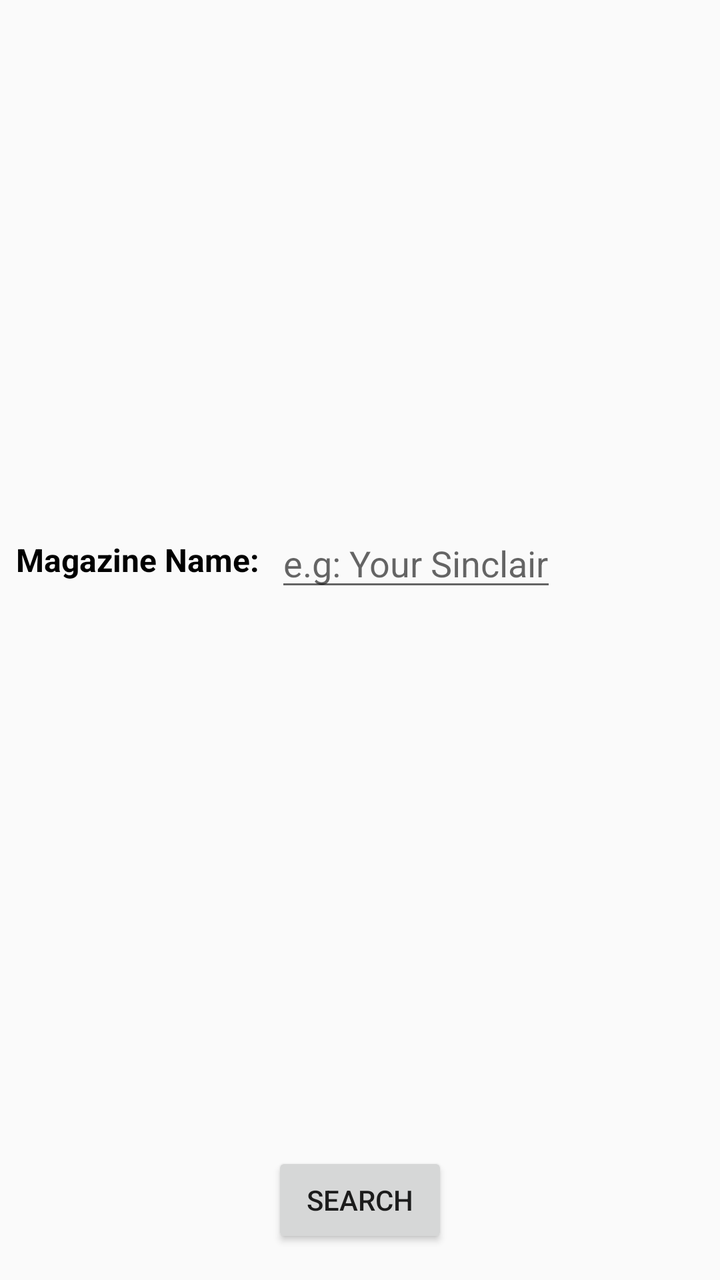
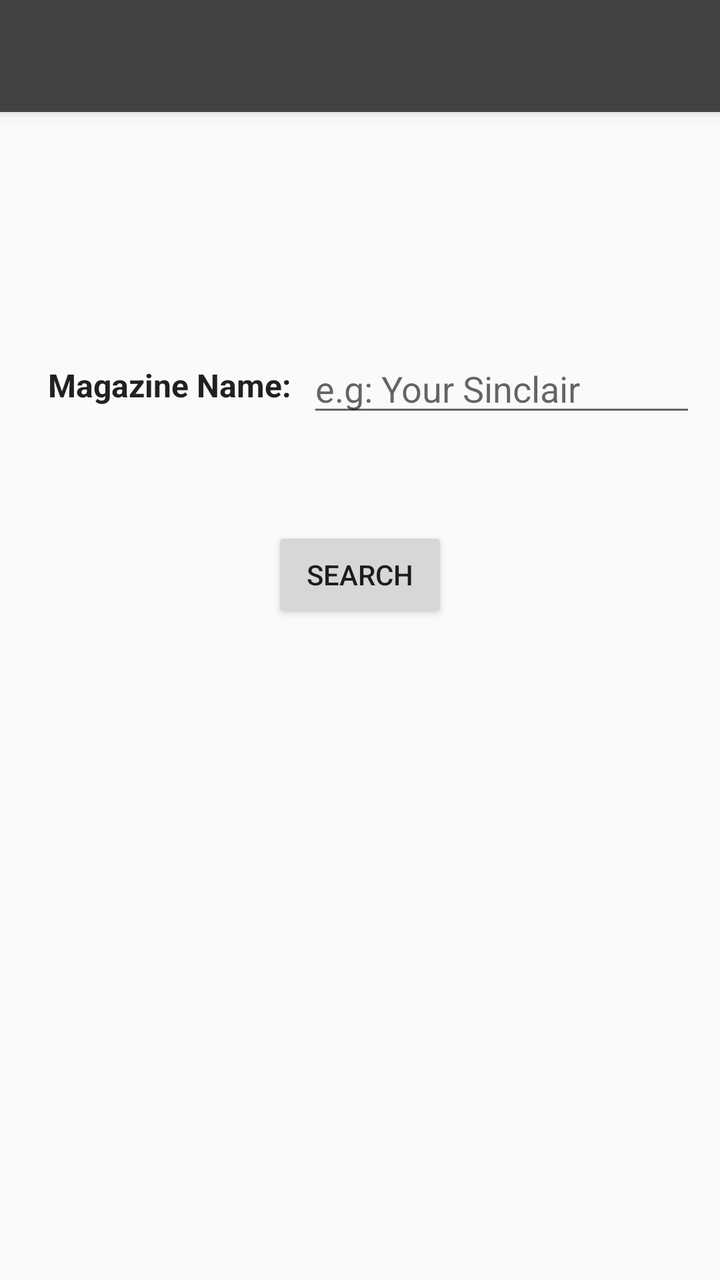

Two renders of the same Android screen: before a commit and after it. Below are the layout's source before the change and the commit's diff.
<!-- AndroidManifest.xml: application theme AppTheme -->
<!-- res/layout/activity_magazine.xml -->
<?xml version="1.0" encoding="utf-8"?>

<LinearLayout
    xmlns:android="http://schemas.android.com/apk/res/android"
    xmlns:tools="http://schemas.android.com/tools"
    android:layout_width="match_parent"
    android:layout_height="match_parent"
    tools:context="com.bricboys.zxapp.MagazineActivity"
    android:orientation="vertical">
<LinearLayout
    android:layout_width="wrap_content"
    android:layout_height="wrap_content"
    android:layout_weight="1"
    android:orientation="horizontal">

    <TextView
        android:layout_width="wrap_content"
        android:layout_height="wrap_content"
        android:text="Magazine Name:"
        android:textSize="16sp"
        android:textColor="@android:color/black"
        android:textStyle="bold"
        android:layout_gravity="center"
        android:layout_margin="8dp"/>

    <EditText
        android:id="@+id/magazine_edit"
        android:layout_width="wrap_content"
        android:layout_height="wrap_content"
        android:hint="e.g: Your Sinclair"
        android:layout_gravity="center"
        android:inputType="textCapWords"/>

</LinearLayout>
    <Button
        android:id="@+id/buttonSearch"
        android:layout_width="wrap_content"
        android:layout_height="wrap_content"
        android:layout_weight="0"
        android:layout_gravity="center"
        android:layout_margin="16dp"
        android:text="Search"/>
</LinearLayout>
<!-- resources referenced by this layout -->
<resources>
  <style name="AppTheme" parent="Theme.AppCompat.Light.DarkActionBar">
          
          <item name="colorPrimary">@color/colorPrimary</item>
          <item name="colorPrimaryDark">@color/colorPrimaryDark</item>
          <item name="colorAccent">@color/colorAccent</item>
      </style>
  <color name="colorPrimary">#263238</color>
  <color name="colorPrimaryDark">#455A64</color>
  <color name="colorAccent">#FF4081</color>
</resources>

<!-- the commit's change to res/layout/activity_magazine.xml (unified diff, before → after) -->
@@ -1,43 +1,73 @@
 <?xml version="1.0" encoding="utf-8"?>
 
-<LinearLayout
+<androidx.coordinatorlayout.widget.CoordinatorLayout
     xmlns:android="http://schemas.android.com/apk/res/android"
+    xmlns:app="http://schemas.android.com/apk/res-auto"
     xmlns:tools="http://schemas.android.com/tools"
+    android:id="@+id/magazine_root_layout"
     android:layout_width="match_parent"
     android:layout_height="match_parent"
-    tools:context="com.bricboys.zxapp.MagazineActivity"
-    android:orientation="vertical">
-<LinearLayout
-    android:layout_width="wrap_content"
-    android:layout_height="wrap_content"
-    android:layout_weight="1"
-    android:orientation="horizontal">
+    tools:context="com.bricboys.zxapp.MagazineActivity">
 
-    <TextView
-        android:layout_width="wrap_content"
+    <com.google.android.material.appbar.AppBarLayout
+        android:layout_width="match_parent"
         android:layout_height="wrap_content"
-        android:text="Magazine Name:"
-        android:textSize="16sp"
-        android:textColor="@android:color/black"
-        android:textStyle="bold"
-        android:layout_gravity="center"
-        android:layout_margin="8dp"/>
+        android:theme="@style/ThemeOverlay.AppCompat.Dark.ActionBar">
 
-    <EditText
-        android:id="@+id/magazine_edit"
-        android:layout_width="wrap_content"
-        android:layout_height="wrap_content"
-        android:hint="e.g: Your Sinclair"
-        android:layout_gravity="center"
-        android:inputType="textCapWords"/>
+        <androidx.appcompat.widget.Toolbar
+            android:id="@+id/toolbar_magazine"
+            android:layout_width="match_parent"
+            android:layout_height="?attr/actionBarSize"
+            android:background="#424242"
+            app:titleTextColor="@android:color/white" />
+    </com.google.android.material.appbar.AppBarLayout>
 
-</LinearLayout>
-    <Button
-        android:id="@+id/buttonSearch"
-        android:layout_width="wrap_content"
-        android:layout_height="wrap_content"
-        android:layout_weight="0"
-        android:layout_gravity="center"
-        android:layout_margin="16dp"
-        android:text="Search"/>
-</LinearLayout>
+    <androidx.core.widget.NestedScrollView
+        android:layout_width="match_parent"
+        android:layout_height="match_parent"
+        app:layout_behavior="@string/appbar_scrolling_view_behavior">
+
+        <LinearLayout
+            android:layout_width="match_parent"
+            android:layout_height="wrap_content"
+            android:orientation="vertical"
+            android:padding="16dp">
+
+            <LinearLayout
+                android:layout_width="wrap_content"
+                android:layout_height="wrap_content"
+                android:layout_gravity="center"
+                android:layout_marginTop="100dp"
+                android:layout_marginBottom="50dp"
+                android:orientation="horizontal">
+
+                <TextView
+                    android:layout_width="wrap_content"
+                    android:layout_height="wrap_content"
+                    android:layout_gravity="center"
+                    android:layout_margin="8dp"
+                    android:text="Magazine Name:"
+                    android:textColor="?android:attr/textColorPrimary"
+                    android:textSize="16sp"
+                    android:textStyle="bold" />
+
+                <EditText
+                    android:id="@+id/magazine_edit"
+                    android:layout_width="200dp"
+                    android:layout_height="wrap_content"
+                    android:layout_gravity="center"
+                    android:hint="e.g: Your Sinclair"
+                    android:inputType="textCapWords" />
+            </LinearLayout>
+
+            <Button
+                android:id="@+id/buttonSearch"
+                android:layout_width="wrap_content"
+                android:layout_height="wrap_content"
+                android:layout_gravity="center_horizontal"
+                android:text="Search" />
+
+        </LinearLayout>
+    </androidx.core.widget.NestedScrollView>
+
+</androidx.coordinatorlayout.widget.CoordinatorLayout>
<!-- resource entries referenced after the edit -->
@@ -1,6 +1,6 @@
 <!-- resources referenced by this layout -->
 <resources>
-  <style name="AppTheme" parent="Theme.AppCompat.Light.DarkActionBar">
+  <style name="AppTheme" parent="Theme.AppCompat.DayNight.NoActionBar">
           
           <item name="colorPrimary">@color/colorPrimary</item>
           <item name="colorPrimaryDark">@color/colorPrimaryDark</item>
